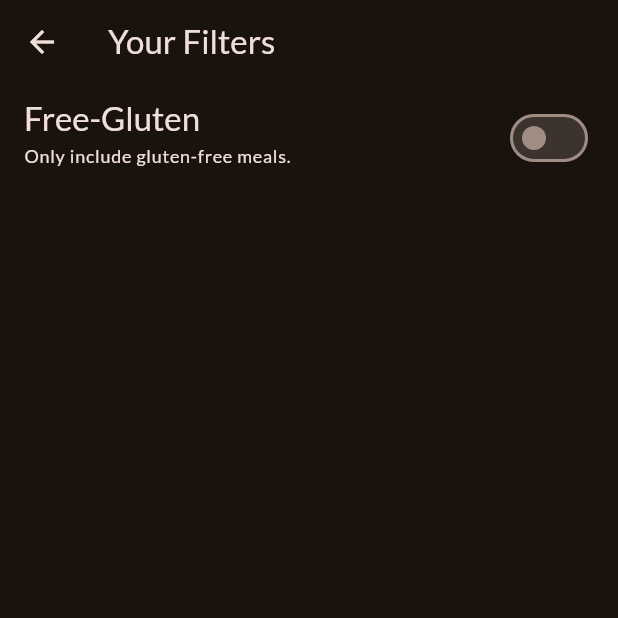
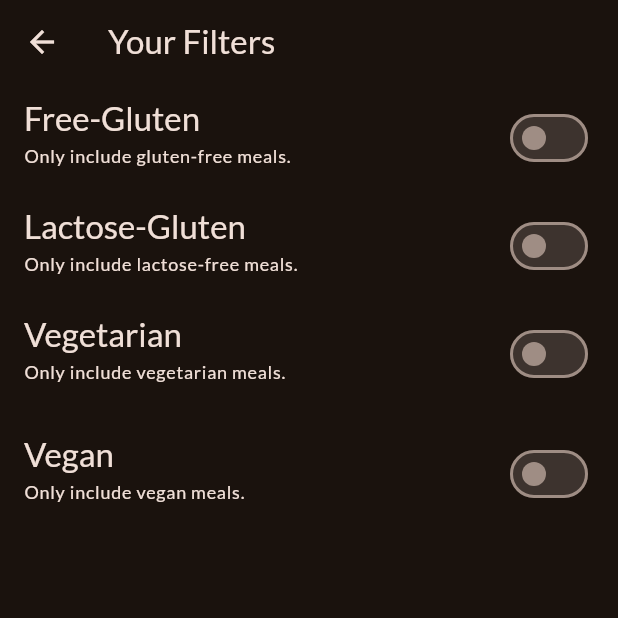
Before and after one commit to Alex228q/meals, a Flutter app: the FiltersScreen screen opened directly, on a phone screen of 412 x 824 dp, the top half of it. Run offline on Flutter 3.47's test engine with Material 3 defaults, Android fonts, the phone set to English and light mode, and no system bars; our stand-ins replace google_fonts, transparent_image.

Commit message:
updete31_08_2

```diff
--- a/lib/screens/filters.dart
+++ b/lib/screens/filters.dart
@@ -1,6 +1,11 @@
 import 'package:flutter/material.dart';
-import 'package:navigation/screens/tabs.dart';
-import 'package:navigation/widgets/main_drawer.dart';
+
+enum Filter {
+  glutenFree,
+  lactoseFree,
+  vegetarian,
+  vegan,
+}
 
 class FiltersScreen extends StatefulWidget {
   const FiltersScreen({super.key});
@@ -11,6 +16,10 @@ class FiltersScreen extends StatefulWidget {
 
 class _FiltersScreenState extends State<FiltersScreen> {
   var _glutenFreeFilterSet = false;
+  var _lactoseFreeFilterSet = false;
+  var _vegetarianFilterSet = false;
+  var _veganFilterSet = false;
+
   @override
   Widget build(BuildContext context) {
     return Scaffold(
@@ -29,7 +38,16 @@ class _FiltersScreenState extends State<FiltersScreen> {
       //     }
       //   },
       // ),
-      body: Column(
+      body: PopScope(
+        onPopInvokedWithResult: (didPop, result) {
+          Navigator.of(context).pop({
+            Filter.glutenFree: _glutenFreeFilterSet,
+            Filter.lactoseFree: _lactoseFreeFilterSet,
+            Filter.vegan: _veganFilterSet,
+            Filter.vegetarian: _vegetarianFilterSet,
+          });
+        },
+        child: Column(
           children: [
             SwitchListTile(
               value: _glutenFreeFilterSet,
@@ -55,7 +73,83 @@ class _FiltersScreenState extends State<FiltersScreen> {
               activeColor: Theme.of(context).colorScheme.tertiary,
               contentPadding: const EdgeInsets.symmetric(horizontal: 16),
             ),
+            SwitchListTile(
+              value: _lactoseFreeFilterSet,
+              onChanged: (isChecked) {
+                setState(() {
+                  _lactoseFreeFilterSet = isChecked;
+                });
+              },
+              title: Text(
+                'Lactose-Gluten',
+                style: Theme.of(context)
+                    .textTheme
+                    .titleLarge!
+                    .copyWith(color: Theme.of(context).colorScheme.onSurface),
+              ),
+              subtitle: Text(
+                'Only include lactose-free meals.',
+                style: Theme.of(context)
+                    .textTheme
+                    .labelMedium!
+                    .copyWith(color: Theme.of(context).colorScheme.onSurface),
+              ),
+              activeColor: Theme.of(context).colorScheme.tertiary,
+              contentPadding: const EdgeInsets.symmetric(horizontal: 16),
+            ),
+            SwitchListTile(
+              value: _vegetarianFilterSet,
+              onChanged: (isChecked) {
+                setState(() {
+                  _vegetarianFilterSet = isChecked;
+                });
+              },
+              title: Text(
+                'Vegetarian',
+                style: Theme.of(context)
+                    .textTheme
+                    .titleLarge!
+                    .copyWith(color: Theme.of(context).colorScheme.onSurface),
+              ),
+              subtitle: Text(
+                'Only include vegetarian meals.',
+                style: Theme.of(context)
+                    .textTheme
+                    .labelMedium!
+                    .copyWith(color: Theme.of(context).colorScheme.onSurface),
+              ),
+              activeColor: Theme.of(context).colorScheme.tertiary,
+              contentPadding: const EdgeInsets.symmetric(horizontal: 16),
+            ),
+            SwitchListTile(
+              value: _veganFilterSet,
+              onChanged: (isChecked) {
+                setState(() {
+                  _veganFilterSet = isChecked;
+                });
+              },
+              title: Text(
+                'Vegan',
+                style: Theme.of(context)
+                    .textTheme
+                    .titleLarge!
+                    .copyWith(color: Theme.of(context).colorScheme.onSurface),
+              ),
+              subtitle: Text(
+                'Only include vegan meals.',
+                style: Theme.of(context)
+                    .textTheme
+                    .labelMedium!
+                    .copyWith(color: Theme.of(context).colorScheme.onSurface),
+              ),
+              activeColor: Theme.of(context).colorScheme.tertiary,
+              contentPadding: const EdgeInsets.symmetric(
+                horizontal: 16,
+                vertical: 8,
+              ),
+            )
           ],
+        ),
       ),
     );
   }
--- a/lib/screens/tabs.dart
+++ b/lib/screens/tabs.dart
@@ -56,7 +56,7 @@ class _TabsScreenState extends State<TabsScreen> {
           builder: (ctx) => const FiltersScreen(),
         ),
       );
-    } else {}
+    }
   }
 
   @override
```
Lines whose indentation alone changed are shown as unchanged.
